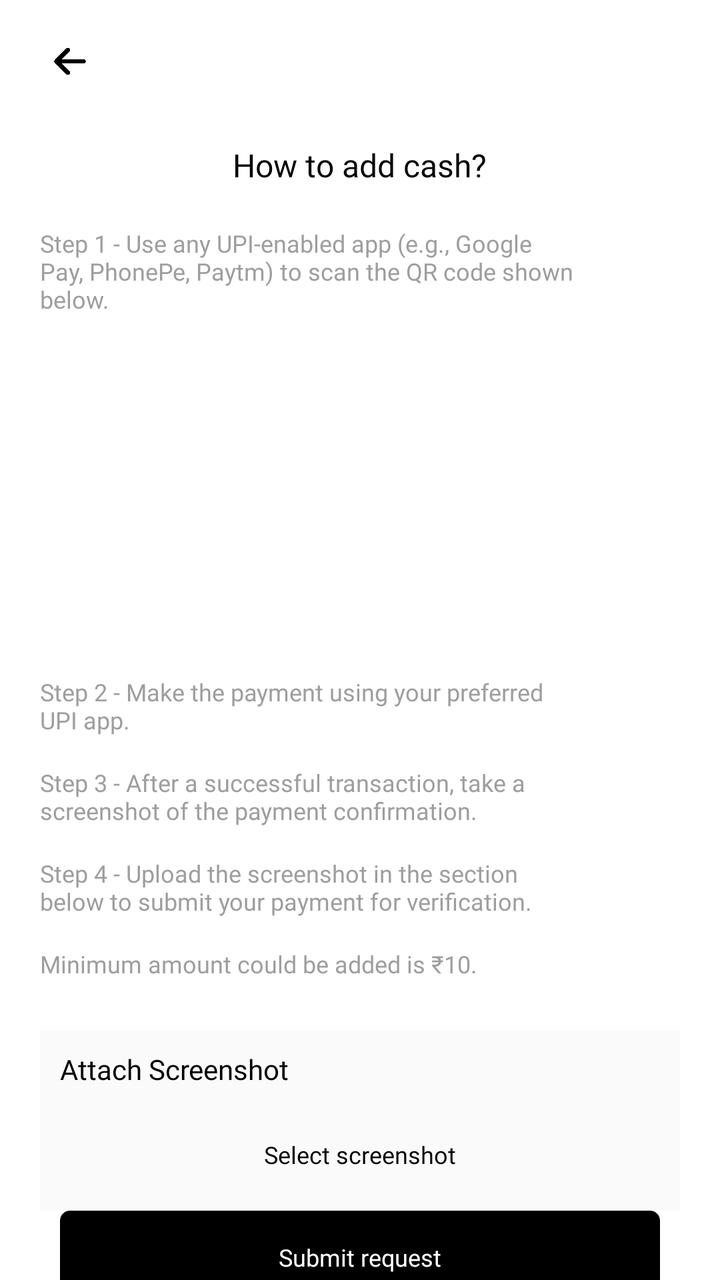
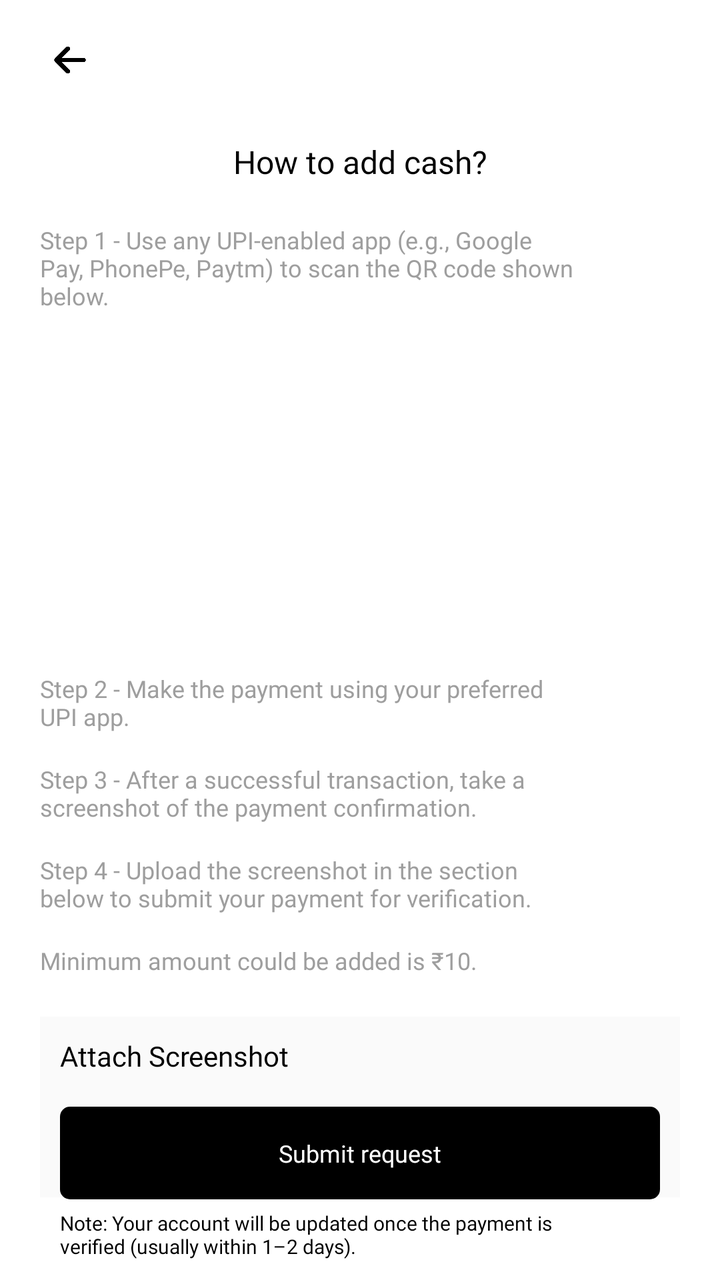

Two renders of the same Android screen: before a commit and after it. Below are the layout's source before the change and the commit's diff.
<!-- AndroidManifest.xml: application theme Theme.PrepNest -->
<!-- res/layout/addcash.xml -->
<LinearLayout xmlns:android="http://schemas.android.com/apk/res/android"
    android:layout_width="match_parent"
    android:layout_height="match_parent"
    android:orientation="vertical"
    android:fitsSystemWindows="true">

    <LinearLayout
        android:id="@+id/bg"
        android:layout_width="match_parent"
        android:layout_height="wrap_content"
        android:background="#FFFFFF"
        android:orientation="vertical"
        android:layout_weight="1">

        <LinearLayout
            android:id="@+id/header"
            android:layout_width="match_parent"
            android:layout_height="wrap_content"
            android:gravity="center_vertical"
            android:orientation="horizontal">

            <ImageView
                android:id="@+id/back_icon"
                android:layout_width="30dp"
                android:layout_height="30dp"
                android:layout_marginLeft="20dp"
                android:layout_marginRight="22dp"
                android:padding="6dp"
                android:src="@drawable/icon_back"
                android:scaleType="fitCenter"
                android:rotation="180" />

            <TextView
                android:id="@+id/ghost_txt"
                android:layout_width="wrap_content"
                android:layout_height="wrap_content"
                android:paddingTop="20dp"
                android:paddingBottom="20dp"
                android:gravity="center_horizontal|center_vertical"
                android:textSize="16sp"
                android:textColor="#000000"
                android:layout_weight="1" />
        </LinearLayout>

        <LinearLayout
            android:id="@+id/container"
            android:layout_width="match_parent"
            android:layout_height="match_parent"
            android:orientation="vertical">

            <TextView
                android:id="@+id/how_to_add_title"
                android:layout_width="wrap_content"
                android:layout_height="wrap_content"
                android:layout_marginTop="10dp"
                android:layout_marginBottom="20dp"
                android:text="How to add cash\?"
                android:textSize="16sp"
                android:textColor="#000000"
                android:layout_gravity="center_horizontal"
                android:fontFamily="@font/bold" />

            <TextView
                android:id="@+id/step_1_txt"
                android:layout_width="wrap_content"
                android:layout_height="wrap_content"
                android:layout_marginBottom="15dp"
                android:paddingLeft="20dp"
                android:paddingRight="70dp"
                android:text="Step 1 - Use any UPI-enabled app (e.g., Google Pay, PhonePe, Paytm) to scan the QR code shown below."
                android:textSize="12sp"
                android:textColor="#9E9E9E"
                android:fontFamily="@font/semibold" />

            <ImageView
                android:id="@+id/qrCode"
                android:layout_width="150dp"
                android:layout_height="150dp"
                android:layout_marginBottom="15dp"
                android:src="@drawable/default_image"
                android:scaleType="fitCenter"
                android:layout_gravity="center_horizontal"
                android:visibility="invisible" />

            <TextView
                android:id="@+id/step_2_txt"
                android:layout_width="wrap_content"
                android:layout_height="wrap_content"
                android:layout_marginBottom="15dp"
                android:paddingLeft="20dp"
                android:paddingRight="70dp"
                android:text="Step 2 - Make the payment using your preferred UPI app."
                android:textSize="12sp"
                android:textColor="#9E9E9E"
                android:fontFamily="@font/semibold" />

            <TextView
                android:id="@+id/step_3_txt"
                android:layout_width="wrap_content"
                android:layout_height="wrap_content"
                android:layout_marginBottom="15dp"
                android:paddingLeft="20dp"
                android:paddingRight="70dp"
                android:text="Step 3 - After a successful transaction, take a screenshot of the payment confirmation."
                android:textSize="12sp"
                android:textColor="#9E9E9E"
                android:fontFamily="@font/semibold" />

            <TextView
                android:id="@+id/step_4_txt"
                android:layout_width="wrap_content"
                android:layout_height="wrap_content"
                android:layout_marginBottom="15dp"
                android:paddingLeft="20dp"
                android:paddingRight="70dp"
                android:text="Step 4 - Upload the screenshot in the section below to submit your payment for verification."
                android:textSize="12sp"
                android:textColor="#9E9E9E"
                android:fontFamily="@font/semibold" />

            <TextView
                android:id="@+id/minimum_amount_txt"
                android:layout_width="wrap_content"
                android:layout_height="wrap_content"
                android:layout_marginBottom="15dp"
                android:paddingLeft="20dp"
                android:paddingRight="70dp"
                android:text="Minimum amount could be added is ₹10."
                android:textSize="12sp"
                android:textColor="#9E9E9E"
                android:fontFamily="@font/semibold" />

            <LinearLayout
                android:id="@+id/ss_attach_container"
                android:layout_width="match_parent"
                android:layout_height="wrap_content"
                android:layout_marginLeft="20dp"
                android:layout_marginTop="10dp"
                android:layout_marginRight="20dp"
                android:padding="10dp"
                android:background="#FAFAFA"
                android:orientation="vertical">

                <TextView
                    android:id="@+id/attach_ss_title"
                    android:layout_width="wrap_content"
                    android:layout_height="wrap_content"
                    android:text="Attach Screenshot"
                    android:textSize="14sp"
                    android:textColor="#000000"
                    android:fontFamily="@font/semibold" />

                <LinearLayout
                    android:id="@+id/ss_file_name_container"
                    android:layout_width="match_parent"
                    android:layout_height="wrap_content"
                    android:layout_marginTop="15dp"
                    android:gravity="center_horizontal|center_vertical"
                    android:orientation="horizontal">

                    <TextView
                        android:id="@+id/ss_file_name"
                        android:layout_width="wrap_content"
                        android:layout_height="wrap_content"
                        android:layout_marginTop="10dp"
                        android:layout_marginBottom="10dp"
                        android:text="Select screenshot"
                        android:textSize="12sp"
                        android:textColor="#000000"
                        android:fontFamily="@font/medium" />
                </LinearLayout>
            </LinearLayout>

            <LinearLayout
                android:id="@+id/ghost_linear"
                android:layout_width="match_parent"
                android:layout_height="wrap_content"
                android:orientation="horizontal"
                android:layout_weight="1" />

            <LinearLayout
                android:id="@+id/send_req_btn"
                android:layout_width="match_parent"
                android:layout_height="wrap_content"
                android:layout_marginLeft="30dp"
                android:layout_marginRight="30dp"
                android:layout_marginBottom="5dp"
                android:gravity="center_horizontal|center_vertical"
                android:orientation="horizontal"
                android:background="@drawable/ripple_bg_black">

                <TextView
                    android:id="@+id/send_req_txt"
                    android:layout_width="wrap_content"
                    android:layout_height="wrap_content"
                    android:layout_marginTop="15dp"
                    android:layout_marginBottom="15dp"
                    android:background="@android:color/transparent"
                    android:text="@string/send_request"
                    android:textSize="12sp"
                    android:textColor="#FFFFFF"
                    android:fontFamily="@font/bold" />
            </LinearLayout>

            <TextView
                android:id="@+id/note"
                android:layout_width="wrap_content"
                android:layout_height="wrap_content"
                android:layout_marginBottom="20dp"
                android:paddingLeft="30dp"
                android:paddingRight="70dp"
                android:text="Note: Your account will be updated once the payment is verified (usually within 1-2 days)."
                android:textSize="10sp"
                android:textColor="#000000"
                android:fontFamily="@font/medium" />
        </LinearLayout>
    </LinearLayout>
</LinearLayout>
<!-- resources referenced by this layout -->
<resources>
  <!-- drawable icon_back: png bitmap (drawable-xhdpi, 4350 bytes) -->
  <!-- drawable ripple_bg_black (drawable) -->
  <?xml version="1.0" encoding="utf-8"?>
  <ripple xmlns:android="http://schemas.android.com/apk/res/android"
      android:color="@color/dark_ripple">
  
      <item android:drawable="@drawable/rounded_shape_black" />
  </ripple>
  <string name="send_request">Submit request</string>
  <style name="Theme.PrepNest" parent="Theme.MaterialComponents.DayNight.NoActionBar">
          
          <item name="colorPrimary">@color/colorPrimary</item>
          <item name="colorPrimaryVariant">@color/colorPrimaryVariant</item>
          <item name="colorOnPrimary">@color/colorOnPrimary</item>
          <item name="colorSecondary">@color/colorSecondary</item>
          <item name="colorSecondaryVariant">@color/colorSecondaryVariant</item>
          <item name="colorOnSecondary">@color/colorOnSecondary</item>
          
          <item name="android:colorBackground">@color/colorBackground</item>
          <item name="colorSurface">@color/colorSurface</item>
          <item name="colorOnSurface">@color/colorOnSurface</item>
          
          <item name="colorError">@color/colorError</item>
          <item name="colorOnError">@color/colorOnError</item>
          
  
          
  
          <item name="android:windowTranslucentStatus">false</item>
          <item name="android:windowContentOverlay">@null</item>
          <item name="android:windowBackground">@color/white</item>
  
          <item name="android:windowDrawsSystemBarBackgrounds">true</item>
          <item name="colorControlActivated">@color/colorSecondary</item>
          <item name="colorControlHighlight">@color/colorSecondaryVariant</item>
          <item name="android:textColorHighlight">@color/colorSecondaryVariant</item>
          <item name="android:navigationBarColor">@android:color/white</item>
          <item name="android:enforceNavigationBarContrast">false</item>
      </style>
  <color name="dark_ripple">#212121</color>
  <!-- drawable rounded_shape_black (drawable) -->
  <?xml version="1.0" encoding="utf-8"?>
  <shape xmlns:android="http://schemas.android.com/apk/res/android"
      android:shape="rectangle">
  
      <solid android:color="@color/black" />
  
      <corners android:radius="15px" />
  </shape>
  <color name="colorPrimary">#FFFFFF</color>
  <color name="colorPrimaryVariant">#FFFFFF</color>
  <color name="colorOnPrimary">#000000</color>
  <color name="colorSecondary">#000000</color>
  <color name="colorSecondaryVariant">#54000000</color>
  <color name="colorOnSecondary">#FFFFFF</color>
  <color name="colorBackground">#FFFFFF</color>
  <color name="colorSurface">#FFFFFF</color>
  <color name="colorOnSurface">#000000</color>
  <color name="colorError">#B00020</color>
  <color name="colorOnError">#FFFFFF</color>
  <color name="white">#FFFFFF</color>
  <color name="black">#000000</color>
  <!-- unchanged entries left out for length: 1 -->
</resources>

<!-- the commit's change to res/layout/addcash.xml (unified diff, before → after) -->
@@ -1,218 +1,222 @@
-<LinearLayout xmlns:android="http://schemas.android.com/apk/res/android"
+<?xml version="1.0" encoding="utf-8"?>
+<androidx.constraintlayout.widget.ConstraintLayout xmlns:android="http://schemas.android.com/apk/res/android"
+    xmlns:app="http://schemas.android.com/apk/res-auto"
+    android:id="@+id/wrapper_layout"
     android:layout_width="match_parent"
     android:layout_height="match_parent"
-    android:orientation="vertical"
+    xmlns:tools="http://schemas.android.com/tools"
+    android:background="@color/white"
     android:fitsSystemWindows="true">
 
     <LinearLayout
-        android:id="@+id/bg"
+        android:id="@+id/toolbar"
         android:layout_width="match_parent"
         android:layout_height="wrap_content"
-        android:background="#FFFFFF"
+        android:gravity="center_vertical"
+        android:paddingTop="15dp"
+        android:paddingBottom="15dp"
+        android:orientation="horizontal"
+        app:layout_constraintLeft_toLeftOf="parent"
+        app:layout_constraintRight_toRightOf="parent"
+        app:layout_constraintTop_toTopOf="parent">
+
+        <ImageView
+            android:id="@+id/back_icon"
+            android:layout_width="30dp"
+            android:layout_height="30dp"
+            android:layout_marginStart="20dp"
+            android:layout_marginEnd="22dp"
+            android:padding="6dp"
+            android:rotation="180"
+            android:scaleType="fitCenter"
+            android:src="@drawable/icon_back" />
+    </LinearLayout>
+
+    <TextView
+        android:id="@+id/how_to_add_title"
+        android:layout_width="wrap_content"
+        android:layout_height="wrap_content"
+        android:layout_marginTop="10dp"
+        android:fontFamily="@font/bold"
+        android:text="@string/how_to_add_cash"
+        android:textColor="#000000"
+        android:textSize="16sp"
+        app:layout_constraintLeft_toLeftOf="parent"
+        app:layout_constraintRight_toRightOf="parent"
+        app:layout_constraintTop_toBottomOf="@id/toolbar"/>
+    <TextView
+        android:id="@+id/step_1_txt"
+        android:layout_width="wrap_content"
+        android:layout_height="wrap_content"
+        android:layout_marginTop="20dp"
+        android:fontFamily="@font/semibold"
+        android:paddingStart="20dp"
+        android:paddingEnd="70dp"
+        android:text="@string/upi_app_explain"
+        android:textColor="#9E9E9E"
+        android:textSize="12sp"
+        app:layout_constraintLeft_toLeftOf="parent"
+        app:layout_constraintRight_toRightOf="parent"
+        app:layout_constraintTop_toBottomOf="@id/how_to_add_title"/>
+
+    <ImageView
+        android:id="@+id/qrCode"
+        android:layout_width="150dp"
+        android:layout_height="150dp"
+        android:layout_gravity="center_horizontal"
+        android:layout_marginTop="15dp"
+        android:layout_marginBottom="15dp"
+        android:scaleType="fitCenter"
+        android:src="@drawable/default_image"
+        android:visibility="invisible"
+        app:layout_constraintLeft_toLeftOf="parent"
+        app:layout_constraintRight_toRightOf="parent"
+        app:layout_constraintTop_toBottomOf="@id/step_1_txt"/>
+
+    <TextView
+        android:id="@+id/step_2_txt"
+        android:layout_width="wrap_content"
+        android:layout_height="wrap_content"
+        android:layout_marginTop="15dp"
+        android:fontFamily="@font/semibold"
+        android:paddingStart="20dp"
+        android:paddingEnd="70dp"
+        android:text="@string/step_2_make_the_payment_using_your_preferred_upi_app"
+        android:textColor="#9E9E9E"
+        android:textSize="12sp"
+        app:layout_constraintLeft_toLeftOf="parent"
+        app:layout_constraintRight_toRightOf="parent"
+        app:layout_constraintTop_toBottomOf="@id/qrCode"/>
+
+    <TextView
+        android:id="@+id/step_3_txt"
+        android:layout_width="wrap_content"
+        android:layout_height="wrap_content"
+        android:layout_marginTop="15dp"
+        android:fontFamily="@font/semibold"
+        android:paddingStart="20dp"
+        android:paddingEnd="70dp"
+        android:text="@string/step_3_after_a_successful_transaction_take_a_screenshot_of_the_payment_confirmation"
+        android:textColor="#9E9E9E"
+        android:textSize="12sp"
+        app:layout_constraintLeft_toLeftOf="parent"
+        app:layout_constraintRight_toRightOf="parent"
+        app:layout_constraintTop_toBottomOf="@id/step_2_txt"/>
+
+    <TextView
+        android:id="@+id/step_4_txt"
+        android:layout_width="wrap_content"
+        android:layout_height="wrap_content"
+        android:layout_marginTop="15dp"
+        android:fontFamily="@font/semibold"
+        android:paddingStart="20dp"
+        android:paddingEnd="70dp"
+        android:text="@string/step_4_upload_the_screenshot_in_the_section_below_to_submit_your_payment_for_verification"
+        android:textColor="#9E9E9E"
+        android:textSize="12sp"
+        app:layout_constraintLeft_toLeftOf="parent"
+        app:layout_constraintRight_toRightOf="parent"
+        app:layout_constraintTop_toBottomOf="@id/step_3_txt"/>
+
+    <TextView
+        android:id="@+id/minimum_amount_txt"
+        android:layout_width="wrap_content"
+        android:layout_height="wrap_content"
+        android:layout_marginTop="15dp"
+        android:fontFamily="@font/semibold"
+        android:paddingStart="20dp"
+        android:paddingEnd="70dp"
+        android:text="@string/minimum_amount_could_be_added_is_10"
+        android:textColor="#9E9E9E"
+        android:textSize="12sp"
+        app:layout_constraintLeft_toLeftOf="parent"
+        app:layout_constraintTop_toBottomOf="@id/step_4_txt"/>
+
+    <LinearLayout
+        android:id="@+id/ss_attach_container"
+        android:layout_width="match_parent"
+        android:layout_height="wrap_content"
+        android:layout_marginLeft="20dp"
+        android:layout_marginTop="20dp"
+        android:layout_marginRight="20dp"
+        android:background="#FAFAFA"
         android:orientation="vertical"
-        android:layout_weight="1">
+        android:padding="10dp"
+        app:layout_constraintLeft_toLeftOf="parent"
+        app:layout_constraintRight_toRightOf="parent"
+        app:layout_constraintTop_toBottomOf="@id/minimum_amount_txt">
+
+        <TextView
+            android:id="@+id/attach_ss_title"
+            android:layout_width="wrap_content"
+            android:layout_height="wrap_content"
+            android:fontFamily="@font/semibold"
+            android:text="@string/attach_screenshot"
+            android:textColor="#000000"
+            android:textSize="14sp" />
 
         <LinearLayout
-            android:id="@+id/header"
+            android:id="@+id/ss_file_name_container"
             android:layout_width="match_parent"
             android:layout_height="wrap_content"
-            android:gravity="center_vertical"
+            android:layout_marginTop="15dp"
+            android:gravity="center_horizontal|center_vertical"
             android:orientation="horizontal">
 
-            <ImageView
-                android:id="@+id/back_icon"
-                android:layout_width="30dp"
-                android:layout_height="30dp"
-                android:layout_marginLeft="20dp"
-                android:layout_marginRight="22dp"
-                android:padding="6dp"
-                android:src="@drawable/icon_back"
-                android:scaleType="fitCenter"
-                android:rotation="180" />
-
             <TextView
-                android:id="@+id/ghost_txt"
-                android:layout_width="wrap_content"
-                android:layout_height="wrap_content"
-                android:paddingTop="20dp"
-                android:paddingBottom="20dp"
-                android:gravity="center_horizontal|center_vertical"
-                android:textSize="16sp"
-                android:textColor="#000000"
-                android:layout_weight="1" />
-        </LinearLayout>
-
-        <LinearLayout
-            android:id="@+id/container"
-            android:layout_width="match_parent"
-            android:layout_height="match_parent"
-            android:orientation="vertical">
-
-            <TextView
-                android:id="@+id/how_to_add_title"
+                android:id="@+id/ss_file_name"
                 android:layout_width="wrap_content"
                 android:layout_height="wrap_content"
                 android:layout_marginTop="10dp"
-                android:layout_marginBottom="20dp"
-                android:text="How to add cash\?"
-                android:textSize="16sp"
+                android:layout_marginBottom="10dp"
+                android:fontFamily="@font/medium"
+                android:text="@string/select_screenshot"
                 android:textColor="#000000"
-                android:layout_gravity="center_horizontal"
-                android:fontFamily="@font/bold" />
-
-            <TextView
-                android:id="@+id/step_1_txt"
-                android:layout_width="wrap_content"
-                android:layout_height="wrap_content"
-                android:layout_marginBottom="15dp"
-                android:paddingLeft="20dp"
-                android:paddingRight="70dp"
-                android:text="Step 1 - Use any UPI-enabled app (e.g., Google Pay, PhonePe, Paytm) to scan the QR code shown below."
-                android:textSize="12sp"
-                android:textColor="#9E9E9E"
-                android:fontFamily="@font/semibold" />
-
-            <ImageView
-                android:id="@+id/qrCode"
-                android:layout_width="150dp"
-                android:layout_height="150dp"
-                android:layout_marginBottom="15dp"
-                android:src="@drawable/default_image"
-                android:scaleType="fitCenter"
-                android:layout_gravity="center_horizontal"
-                android:visibility="invisible" />
-
-            <TextView
-                android:id="@+id/step_2_txt"
-                android:layout_width="wrap_content"
-                android:layout_height="wrap_content"
-                android:layout_marginBottom="15dp"
-                android:paddingLeft="20dp"
-                android:paddingRight="70dp"
-                android:text="Step 2 - Make the payment using your preferred UPI app."
-                android:textSize="12sp"
-                android:textColor="#9E9E9E"
-                android:fontFamily="@font/semibold" />
-
-            <TextView
-                android:id="@+id/step_3_txt"
-                android:layout_width="wrap_content"
-                android:layout_height="wrap_content"
-                android:layout_marginBottom="15dp"
-                android:paddingLeft="20dp"
-                android:paddingRight="70dp"
-                android:text="Step 3 - After a successful transaction, take a screenshot of the payment confirmation."
-                android:textSize="12sp"
-                android:textColor="#9E9E9E"
-                android:fontFamily="@font/semibold" />
-
-            <TextView
-                android:id="@+id/step_4_txt"
-                android:layout_width="wrap_content"
-                android:layout_height="wrap_content"
-                android:layout_marginBottom="15dp"
-                android:paddingLeft="20dp"
-                android:paddingRight="70dp"
-                android:text="Step 4 - Upload the screenshot in the section below to submit your payment for verification."
-                android:textSize="12sp"
-                android:textColor="#9E9E9E"
-                android:fontFamily="@font/semibold" />
-
-            <TextView
-                android:id="@+id/minimum_amount_txt"
-                android:layout_width="wrap_content"
-                android:layout_height="wrap_content"
-                android:layout_marginBottom="15dp"
-                android:paddingLeft="20dp"
-                android:paddingRight="70dp"
-                android:text="Minimum amount could be added is ₹10."
-                android:textSize="12sp"
-                android:textColor="#9E9E9E"
-                android:fontFamily="@font/semibold" />
-
-            <LinearLayout
-                android:id="@+id/ss_attach_container"
-                android:layout_width="match_parent"
-                android:layout_height="wrap_content"
-                android:layout_marginLeft="20dp"
-                android:layout_marginTop="10dp"
-                android:layout_marginRight="20dp"
-                android:padding="10dp"
-                android:background="#FAFAFA"
-                android:orientation="vertical">
-
-                <TextView
-                    android:id="@+id/attach_ss_title"
-                    android:layout_width="wrap_content"
-                    android:layout_height="wrap_content"
-                    android:text="Attach Screenshot"
-                    android:textSize="14sp"
-                    android:textColor="#000000"
-                    android:fontFamily="@font/semibold" />
-
-                <LinearLayout
-                    android:id="@+id/ss_file_name_container"
-                    android:layout_width="match_parent"
-                    android:layout_height="wrap_content"
-                    android:layout_marginTop="15dp"
-                    android:gravity="center_horizontal|center_vertical"
-                    android:orientation="horizontal">
-
-                    <TextView
-                        android:id="@+id/ss_file_name"
-                        android:layout_width="wrap_content"
-                        android:layout_height="wrap_content"
-                        android:layout_marginTop="10dp"
-                        android:layout_marginBottom="10dp"
-                        android:text="Select screenshot"
-                        android:textSize="12sp"
-                        android:textColor="#000000"
-                        android:fontFamily="@font/medium" />
-                </LinearLayout>
-            </LinearLayout>
-
-            <LinearLayout
-                android:id="@+id/ghost_linear"
-                android:layout_width="match_parent"
-                android:layout_height="wrap_content"
-                android:orientation="horizontal"
-                android:layout_weight="1" />
-
-            <LinearLayout
-                android:id="@+id/send_req_btn"
-                android:layout_width="match_parent"
-                android:layout_height="wrap_content"
-                android:layout_marginLeft="30dp"
-                android:layout_marginRight="30dp"
-                android:layout_marginBottom="5dp"
-                android:gravity="center_horizontal|center_vertical"
-                android:orientation="horizontal"
-                android:background="@drawable/ripple_bg_black">
-
-                <TextView
-                    android:id="@+id/send_req_txt"
-                    android:layout_width="wrap_content"
-                    android:layout_height="wrap_content"
-                    android:layout_marginTop="15dp"
-                    android:layout_marginBottom="15dp"
-                    android:background="@android:color/transparent"
-                    android:text="@string/send_request"
-                    android:textSize="12sp"
-                    android:textColor="#FFFFFF"
-                    android:fontFamily="@font/bold" />
-            </LinearLayout>
-
-            <TextView
-                android:id="@+id/note"
-                android:layout_width="wrap_content"
-                android:layout_height="wrap_content"
-                android:layout_marginBottom="20dp"
-                android:paddingLeft="30dp"
-                android:paddingRight="70dp"
-                android:text="Note: Your account will be updated once the payment is verified (usually within 1-2 days)."
-                android:textSize="10sp"
-                android:textColor="#000000"
-                android:fontFamily="@font/medium" />
+                android:textSize="12sp" />
         </LinearLayout>
     </LinearLayout>
-</LinearLayout>
+
+    <LinearLayout
+        android:id="@+id/send_req_btn"
+        android:layout_width="match_parent"
+        android:layout_height="wrap_content"
+        android:layout_marginLeft="30dp"
+        android:layout_marginRight="30dp"
+        android:layout_marginBottom="5dp"
+        android:background="@drawable/ripple_bg_black"
+        android:gravity="center_horizontal|center_vertical"
+        android:orientation="horizontal"
+        app:layout_constraintRight_toRightOf="parent"
+        app:layout_constraintLeft_toLeftOf="parent"
+        app:layout_constraintBottom_toTopOf="@id/note">
+
+        <TextView
+            android:id="@+id/send_req_txt"
+            android:layout_width="wrap_content"
+            android:layout_height="wrap_content"
+            android:layout_marginTop="15dp"
+            android:layout_marginBottom="15dp"
+            android:background="@android:color/transparent"
+            android:fontFamily="@font/bold"
+            android:text="@string/send_request"
+            android:textColor="#FFFFFF"
+            android:textSize="12sp" />
+    </LinearLayout>
+
+    <TextView
+        android:id="@+id/note"
+        android:layout_width="wrap_content"
+        android:layout_height="wrap_content"
+        android:layout_marginBottom="10dp"
+        android:fontFamily="@font/medium"
+        android:paddingStart="30dp"
+        android:paddingEnd="70dp"
+        android:text="@string/note_your_account_will_be_updated_once_the_payment_is_verified_usually_within_1_2_days"
+        android:textColor="#000000"
+        android:textSize="10sp"
+        tools:ignore="SmallSp"
+        app:layout_constraintLeft_toLeftOf="parent"
+        app:layout_constraintRight_toRightOf="parent"
+        app:layout_constraintBottom_toBottomOf="parent"/>
+
+</androidx.constraintlayout.widget.ConstraintLayout>
<!-- resource entries referenced after the edit -->
@@ -8,7 +8,16 @@
   
       <item android:drawable="@drawable/rounded_shape_black" />
   </ripple>
+  <string name="attach_screenshot">Attach Screenshot</string>
+  <string name="how_to_add_cash">How to add cash?</string>
+  <string name="minimum_amount_could_be_added_is_10">Minimum amount could be added is ₹10.</string>
+  <string name="note_your_account_will_be_updated_once_the_payment_is_verified_usually_within_1_2_days">Note: Your account will be updated once the payment is verified (usually within 1–2 days).</string>
+  <string name="select_screenshot">Select screenshot</string>
   <string name="send_request">Submit request</string>
+  <string name="step_2_make_the_payment_using_your_preferred_upi_app">Step 2 - Make the payment using your preferred UPI app.</string>
+  <string name="step_3_after_a_successful_transaction_take_a_screenshot_of_the_payment_confirmation">Step 3 - After a successful transaction, take a screenshot of the payment confirmation.</string>
+  <string name="step_4_upload_the_screenshot_in_the_section_below_to_submit_your_payment_for_verification">Step 4 - Upload the screenshot in the section below to submit your payment for verification.</string>
+  <string name="upi_app_explain">Step 1 - Use any UPI-enabled app (e.g., Google Pay, PhonePe, Paytm) to scan the QR code shown below.</string>
   <style name="Theme.PrepNest" parent="Theme.MaterialComponents.DayNight.NoActionBar">
           
           <item name="colorPrimary">@color/colorPrimary</item>
@@ -36,7 +45,6 @@
           <item name="colorControlActivated">@color/colorSecondary</item>
           <item name="colorControlHighlight">@color/colorSecondaryVariant</item>
           <item name="android:textColorHighlight">@color/colorSecondaryVariant</item>
-          <item name="android:navigationBarColor">@android:color/white</item>
           <item name="android:enforceNavigationBarContrast">false</item>
       </style>
   <color name="dark_ripple">#212121</color>
